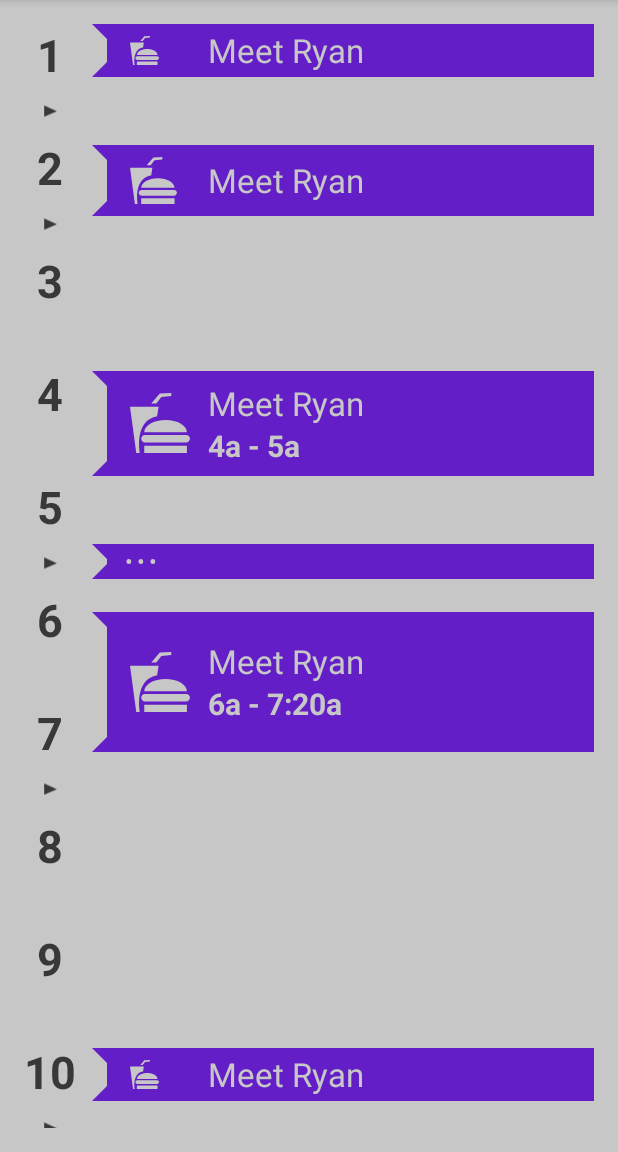
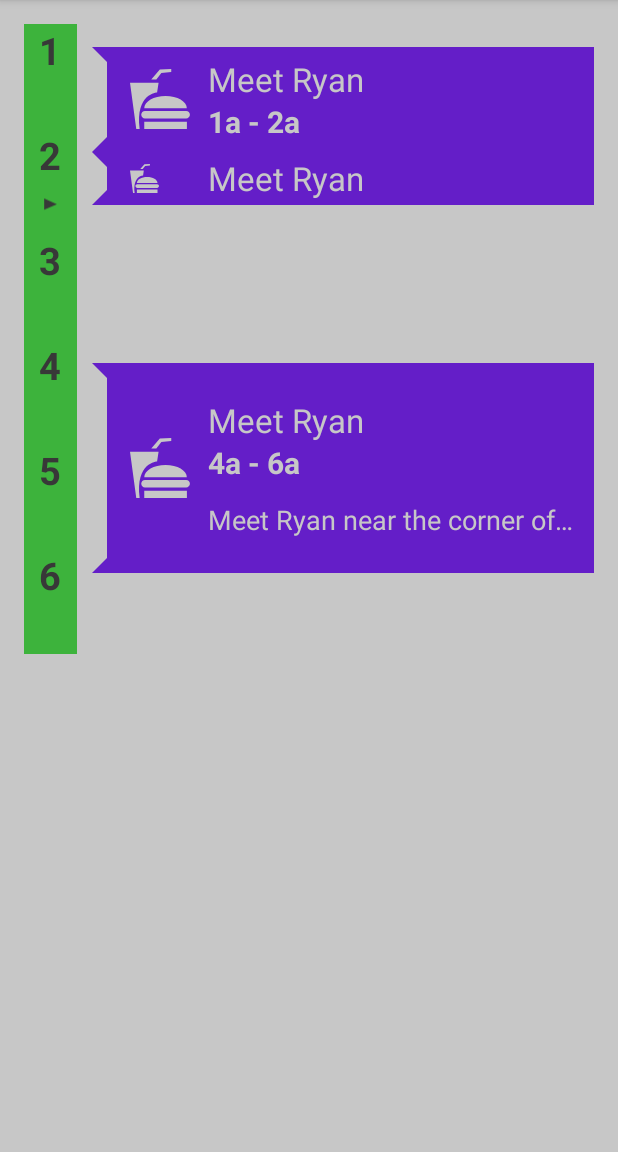
Before and after one commit to awesomeyi/SmartSchedule, an Android app: the TimeViewActivity screen opened directly, with no data from a screen before it, on a phone screen of 412 x 824 dp, the part 84-1236 px from its top. Run offline under Robolectric (Android 15) with nearby library versions, the phone set to English and light mode, and no system bars.

Commit message:
Adjusted basic layout alignment

```diff
--- a/app/src/main/java/com/example/yi/smartschedule/TimeViewActivity.java
+++ b/app/src/main/java/com/example/yi/smartschedule/TimeViewActivity.java
@@ -32,8 +32,8 @@ public class TimeViewActivity extends AppCompatActivity {
         String title = "Meet Ryan";
         String description = "Meet Ryan near the corner of 5th Ave.\nHe's going to be selling you drugs so bring money.";
 
-        Time startTimes[] = { new Time(1, 00), new Time(2, 00), new Time(4, 00), new Time(5, 30), new Time(6, 00), new Time(10, 00)};
-        int minutes[] = {30, 40, 60, 20, 80, 30};
+        Time startTimes[] = { new Time(1, 00), new Time(2, 00), new Time(4, 00)};
+        int minutes[] = {60, 30, 120};
         EventData events[] = new EventData[minutes.length];
 
         for(int i = 0; i < minutes.length; ++i) {
--- a/app/src/main/java/com/example/yi/smartschedule/lib/EventAdapter.java
+++ b/app/src/main/java/com/example/yi/smartschedule/lib/EventAdapter.java
@@ -8,70 +8,55 @@ import android.view.ViewGroup;
 
 import com.example.yi.smartschedule.R;
 
+import java.util.ArrayList;
+
 /**
  * Created by Yi on 7/13/16.
  */
-public class EventAdapter extends RecyclerView.Adapter<RecyclerView.ViewHolder> {
+public class EventAdapter extends RecyclerView.Adapter<EventViewHolder> {
 
     private static final int EVENT_ELEMENT = 0;
     private static final int BLOCK_ELEMENT = 1;
 
     private Context context;
     private EventStore allEvents;
+    private ArrayList<EventViewHolder.EventBlock> allBlocks = new ArrayList<>();
 
     public EventAdapter(EventStore allEvents) {
         this.allEvents = allEvents;
+
+        //Insert start padding
+        allBlocks.add(new EventViewHolder.EventBlock(15));
+
+        for(int i = 0; i < allEvents.count() - 1; ++i) {
+            EventData event = allEvents.at(i);
+            allBlocks.add(new EventViewHolder.EventBlock(event, true)); //Add the actual event
+
+            //Add the padding
+            EventData before = allEvents.at(i), after = allEvents.at(i + 1);
+            Time duration = after.getStartTime().subtractTime( before.getStartTime().addTime(before.getDuration())  );
+            allBlocks.add(new EventViewHolder.EventBlock(duration, false));
+        }
+        //Insert last event
+        allBlocks.add(new EventViewHolder.EventBlock(allEvents.last(), true));
     }
 
     @Override
-    public RecyclerView.ViewHolder onCreateViewHolder(ViewGroup parent, int viewType) {
+    public EventViewHolder onCreateViewHolder(ViewGroup parent, int viewType) {
         this.context = parent.getContext();
-        View v;
-
-        switch (viewType) {
-            case EVENT_ELEMENT:
-                v = LayoutInflater .from(parent.getContext())
+        View v = LayoutInflater .from(parent.getContext())
                         .inflate(R.layout.single_event_element, parent, false);
-                EventViewHolder evh = new EventViewHolder(v);
-                return evh;
-            case BLOCK_ELEMENT:
-                v = LayoutInflater .from(parent.getContext())
-                        .inflate(R.layout.event_block_element, parent, false);
-                BlockViewHolder bvh = new BlockViewHolder(v);
-                return bvh;
-        }
-        return null;
+        EventViewHolder evh = new EventViewHolder(v);
+        return evh;
     }
 
     @Override
-    public void onBindViewHolder(RecyclerView.ViewHolder holder, int position) {
-        switch (getItemViewType(position)) {
-            case EVENT_ELEMENT:
-                EventViewHolder evh = (EventViewHolder) holder;
-                evh.setData(context, allEvents.at(position / 2));
-                break;
-            case BLOCK_ELEMENT:
-                BlockViewHolder bvh = (BlockViewHolder) holder;
-                int here = position / 2;
-                EventData before = allEvents.at(here), after = allEvents.at(here + 1);
-                Time duration = after.getStartTime().subtractTime( before.getStartTime().addTime(before.getDuration())  );
-                bvh.setData(context, duration);
-                break;
-        }
-
-    }
-
-    @Override
-    public int getItemViewType(int position) {
-        switch (position % 2) {
-            case 0: return EVENT_ELEMENT;
-            case 1: return BLOCK_ELEMENT;
-        }
-        return 0;
+    public void onBindViewHolder(EventViewHolder holder, int position) {
+        holder.setData(context, allBlocks.get(position));
     }
 
     @Override
     public int getItemCount() {
-        return allEvents.count() * 2 - 1;
+        return allBlocks.size();
     }
 }
--- a/app/src/main/java/com/example/yi/smartschedule/lib/EventViewHolder.java
+++ b/app/src/main/java/com/example/yi/smartschedule/lib/EventViewHolder.java
@@ -3,6 +3,7 @@ package com.example.yi.smartschedule.lib;
 import android.content.Context;
 import android.support.v7.widget.RecyclerView;
 import android.view.View;
+import android.view.ViewGroup;
 import android.widget.ImageView;
 import android.widget.TextView;
 
@@ -13,6 +14,35 @@ import com.example.yi.smartschedule.TimeViewActivity;
  * Created by Yi on 7/13/16.
  */
 public class EventViewHolder extends RecyclerView.ViewHolder {
+
+    public static class EventBlock {
+        public EventData event;
+        public boolean visible;
+        public int height;
+
+        public EventBlock(EventData event, boolean visible) {
+            this.event = event;
+            this.visible = visible;
+            this.height = (int) Math.round(TimeViewActivity.L_BLOCK_HEIGHT * event.getDuration().getHours());
+        }
+
+        public EventBlock(Time duration, boolean visible) {
+            this(new EventData(null, duration, null, null), visible);
+        }
+
+        public EventBlock(int height) {
+            this.event = null;
+            this.height = height;
+            this.visible = false;
+        }
+        public int getHeight() {
+            return this.height;
+        }
+        public EventBlock setHeight(int height) {
+            this.height = height;
+            return this;
+        }
+    }
 
     //Top level view
     private View my_view;
@@ -40,14 +70,25 @@ public class EventViewHolder extends RecyclerView.ViewHolder {
         return String.format("%1$s - %2$s", start.formatStandard(), end.formatStandard());
     }
 
-    public void setData(Context ctx, EventData ed) {
-        title_text.setText(ed.getTitle());
-        Time endtime = ed.getStartTime().addTime(ed.getDuration());
-        duration_text.setText(this.durationText(ed.getStartTime(), endtime));
-        description_text.setText(ed.getDescription());
+    public void setData(Context ctx, EventBlock eb) {
+        //Set dimensions
+        int finalHeight = eb.getHeight();
+        Util.d("" + Util.pixel_to_dp(ctx, finalHeight));
+        my_view.getLayoutParams().height = Util.pixel_to_dp(ctx, finalHeight);
 
-        int finalHeight = (int) Math.round(blockHeight() * ed.getDuration().getHours());
-        my_view.getLayoutParams().height = Util.pixel_to_dp(ctx, finalHeight);
+        //Invisible / don't set text
+        if(!eb.visible) {
+            my_view.setVisibility(View.INVISIBLE);
+            return;
+        }
+
+        my_view.setVisibility(View.VISIBLE);
+
+        EventData event = eb.event;
+        title_text.setText(event.getTitle());
+        Time endtime = event.getStartTime().addTime(event.getDuration());
+        duration_text.setText(this.durationText(event.getStartTime(), endtime));
+        description_text.setText(event.getDescription());
         this.resize(finalHeight);
     }
 
--- a/app/src/main/java/com/example/yi/smartschedule/lib/TimeLineAdapter.java
+++ b/app/src/main/java/com/example/yi/smartschedule/lib/TimeLineAdapter.java
@@ -1,6 +1,7 @@
 package com.example.yi.smartschedule.lib;
 
 import android.content.Context;
+import android.graphics.Color;
 import android.support.v7.widget.RecyclerView;
 import android.view.LayoutInflater;
 import android.view.View;
@@ -11,6 +12,7 @@ import com.example.yi.smartschedule.R;
 import com.example.yi.smartschedule.TimeViewActivity;
 
 import java.util.ArrayList;
+import java.util.Random;
 
 /**
  * Created by Yi on 7/14/16.
@@ -43,10 +45,14 @@ public class TimeLineAdapter extends RecyclerView.Adapter<TimeLineAdapter.ViewHo
             TextView hour_text = (TextView) my_view.findViewById(R.id.hour_text);
             View hour_view = (my_view.findViewById(R.id.hour_view));
             View hour_mark = my_view.findViewById(R.id.hour_mark);
+            Random r = new Random();
+            my_view.setBackgroundColor(Color.rgb(r.nextInt(255), r.nextInt(255), r.nextInt(255)));
+
+            int finalheight = Util.pixel_to_dp(ctx, TimeViewActivity.L_BLOCK_HEIGHT);
+            my_view.getLayoutParams().height = finalheight;
+            Util.d("" + (hour_text.getLineHeight()));
 
             hour_text.setText("" + tb.startMark);
-            Util.d("" + Util.pixel_to_dp(ctx, TimeViewActivity.L_BLOCK_HEIGHT) + ", " + hour_text.getLineHeight());
-            hour_view.getLayoutParams().height = Util.pixel_to_dp(ctx, TimeViewActivity.L_BLOCK_HEIGHT) - hour_text.getLineHeight();
             switch (tb.mark) {
                 case -1:
                     hour_view.getLayoutParams().height = Util.pixel_to_dp(ctx, 0);
--- a/app/src/main/res/layout/single_event_element.xml
+++ b/app/src/main/res/layout/single_event_element.xml
@@ -2,7 +2,6 @@
     xmlns:tools="http://schemas.android.com/tools"
     android:layout_width="match_parent"
     android:layout_height="30dp"
-    android:layout_marginBottom="10dp"
     android:background="@color/colorPrimary"
     tools:context=".SingleEventElement"
     android:orientation="horizontal">
--- a/app/src/main/res/layout/single_hour_element.xml
+++ b/app/src/main/res/layout/single_hour_element.xml
@@ -2,22 +2,27 @@
 <LinearLayout xmlns:android="http://schemas.android.com/apk/res/android"
     android:orientation="vertical"
     android:layout_width="35dp"
-    android:layout_height="wrap_content">
+    android:layout_height="70dp">
 
+    <LinearLayout
+        android:layout_width="match_parent"
+        android:layout_height="30dp">
         <TextView
             android:id="@+id/hour_text"
             android:layout_width="match_parent"
             android:layout_height="wrap_content"
-        android:textSize="30sp"
+            android:textSize="25sp"
             android:textColor="@color/colorPrimaryDark"
             android:text="8"
             android:textStyle="bold"
-        android:gravity="center_horizontal" />
+            android:gravity="center_horizontal|center_vertical"
+            android:layout_gravity="center_vertical" />
+    </LinearLayout>
 
     <LinearLayout
         android:id="@+id/hour_view"
         android:layout_width="wrap_content"
-        android:layout_height="30dp"
+        android:layout_height="fill_parent"
         android:orientation="vertical"
         android:layout_gravity="center_horizontal">
         <ImageView
```
Lines whose indentation alone changed are shown as unchanged.
